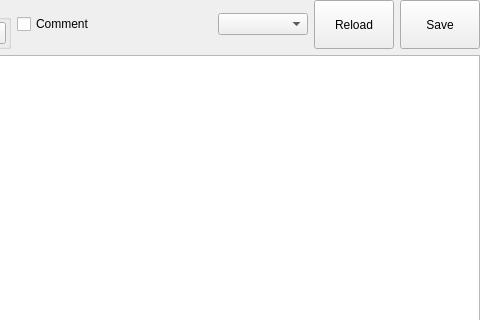
Before: the Qt Designer form xfileinfowidget.ui in horsicq/XFileInfo, drawn with Qt 5; both pictures show x 415 to 895 and y 0 to 320 of the 895 by 474 pixel window.
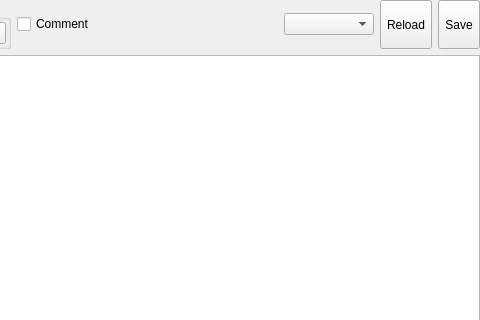
After: the same form once the commit is applied.

```diff
--- a/xfileinfowidget.ui
+++ b/xfileinfowidget.ui
@@ -119,7 +119,7 @@
       </widget>
      </item>
      <item>
-      <widget class="QPushButton" name="pushButtonReload">
+      <widget class="QToolButton" name="toolButtonReload">
        <property name="sizePolicy">
         <sizepolicy hsizetype="Minimum" vsizetype="Minimum">
          <horstretch>0</horstretch>
@@ -129,10 +129,13 @@
        <property name="text">
         <string>Reload</string>
        </property>
+       <property name="toolButtonStyle">
+        <enum>Qt::ToolButtonTextBesideIcon</enum>
+       </property>
       </widget>
      </item>
      <item>
-      <widget class="QPushButton" name="pushButtonSave">
+      <widget class="QToolButton" name="toolButtonSave">
        <property name="sizePolicy">
         <sizepolicy hsizetype="Minimum" vsizetype="Minimum">
          <horstretch>0</horstretch>
@@ -142,6 +145,9 @@
        <property name="text">
         <string>Save</string>
        </property>
+       <property name="toolButtonStyle">
+        <enum>Qt::ToolButtonTextBesideIcon</enum>
+       </property>
       </widget>
      </item>
     </layout>
```
